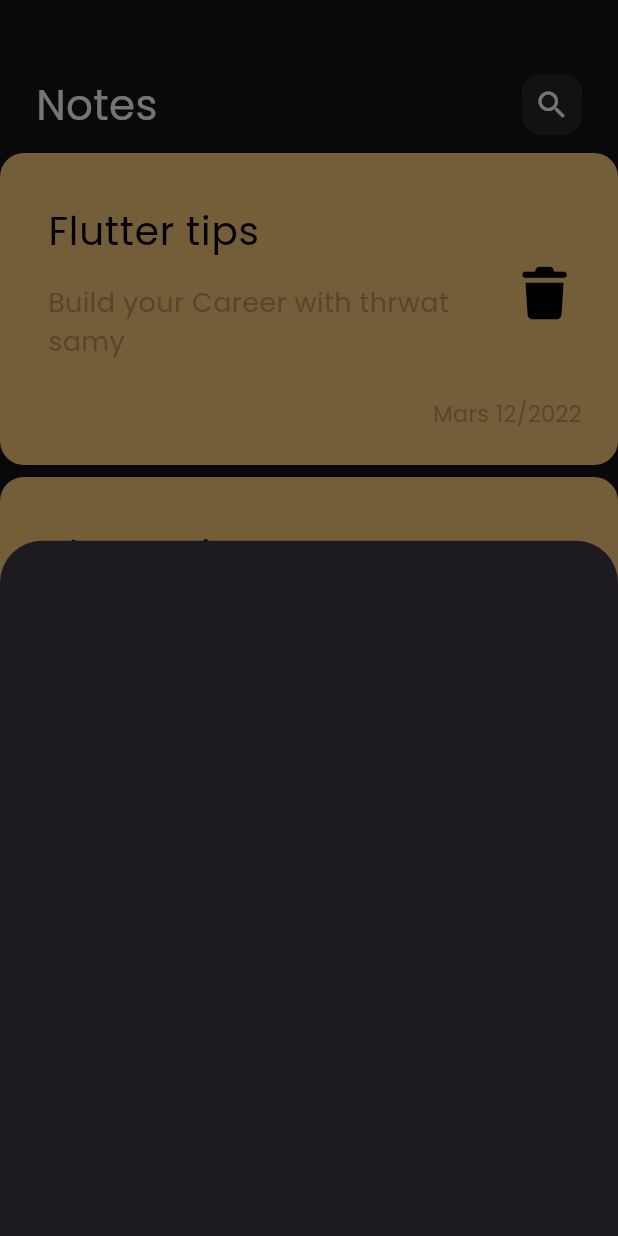
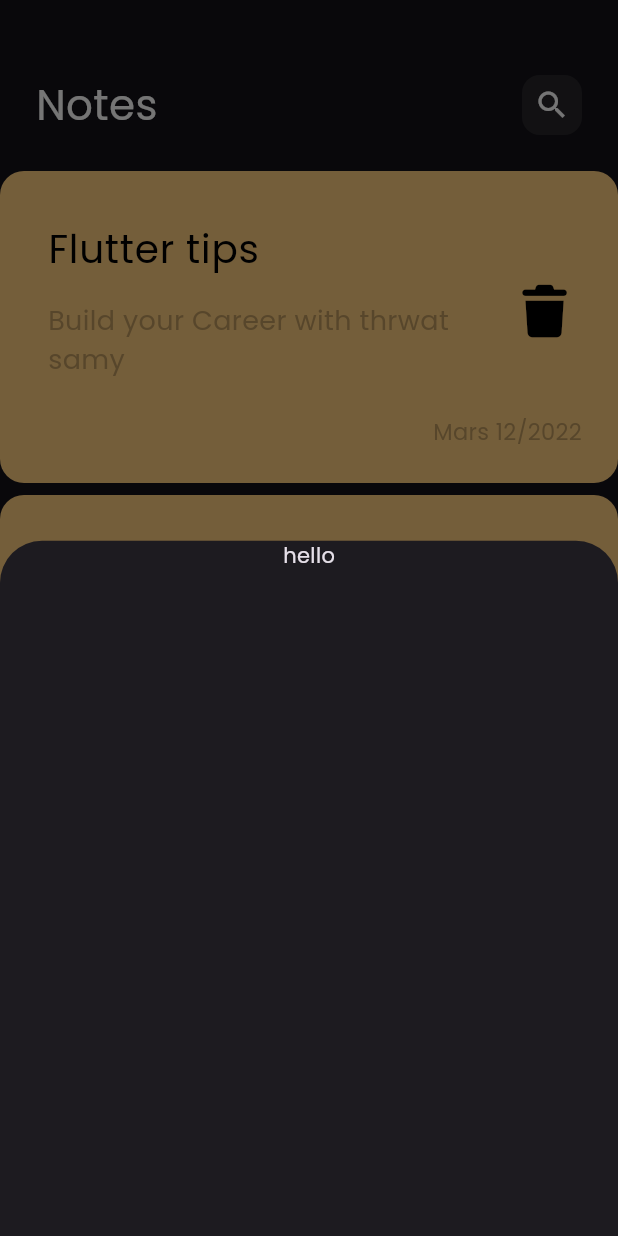
Before and after one commit to YakeenSap9h/new_notes_app, a Flutter app: the screen it shows after launch, after a tap on the "add" icon, on a phone screen of 412 x 824 dp. Run offline on Flutter 3.47's test engine with Material 3 defaults, Android fonts, the phone set to English and light mode, and no system bars; our stand-ins replace font_awesome_flutter.

```diff
--- a/lib/views/notes_view.dart
+++ b/lib/views/notes_view.dart
@@ -7,7 +7,9 @@ class NotesView extends StatelessWidget {
 
   @override
   Widget build(BuildContext context) {
-    return  Scaffold(
+    return Scaffold(
+      body: const NotesViewBody(),
+
       floatingActionButton: FloatingActionButton(
         onPressed: () {
           showModalBottomSheet(
@@ -17,9 +19,8 @@ class NotesView extends StatelessWidget {
             },
           );
         },
-        child: const Icon(Icons.add),
+        child: Icon(Icons.add),
       ),
-      body: const NotesViewBody(),
     );
   }
 }
--- a/lib/views/widgets/add_bottom_sheet_body.dart
+++ b/lib/views/widgets/add_bottom_sheet_body.dart
@@ -5,6 +5,9 @@ class AddBottomSheetBody extends StatelessWidget {
 
   @override
   Widget build(BuildContext context) {
-    return   Container();
+    return SizedBox(
+      width: double.infinity,
+      child: Column(children: [Text("hello")]),
+    );
   }
 }
--- a/lib/views/widgets/notes_list_view.dart
+++ b/lib/views/widgets/notes_list_view.dart
@@ -6,9 +6,7 @@ class NotesListView extends StatelessWidget {
 
   @override
   Widget build(BuildContext context) {
-    return Padding(
-      padding: const EdgeInsets.symmetric(vertical: 8.0),
-      child: ListView.builder(
+    return ListView.builder(
       padding: EdgeInsets.zero,
       itemBuilder: (context, index) {
         return Padding(
@@ -16,7 +14,6 @@ class NotesListView extends StatelessWidget {
           child: const NoteViewItem(),
         );
       },
-      ),
     );
   }
 }
--- a/lib/views/widgets/notes_view_body.dart
+++ b/lib/views/widgets/notes_view_body.dart
@@ -11,6 +11,7 @@ class NotesViewBody extends StatelessWidget {
       children: [
         SizedBox(height: 50),
         CustomAppBar(),
+        SizedBox(height: 20),
         Expanded(child: NotesListView()),
       ],
     );
```
Lines whose indentation alone changed are shown as unchanged.
